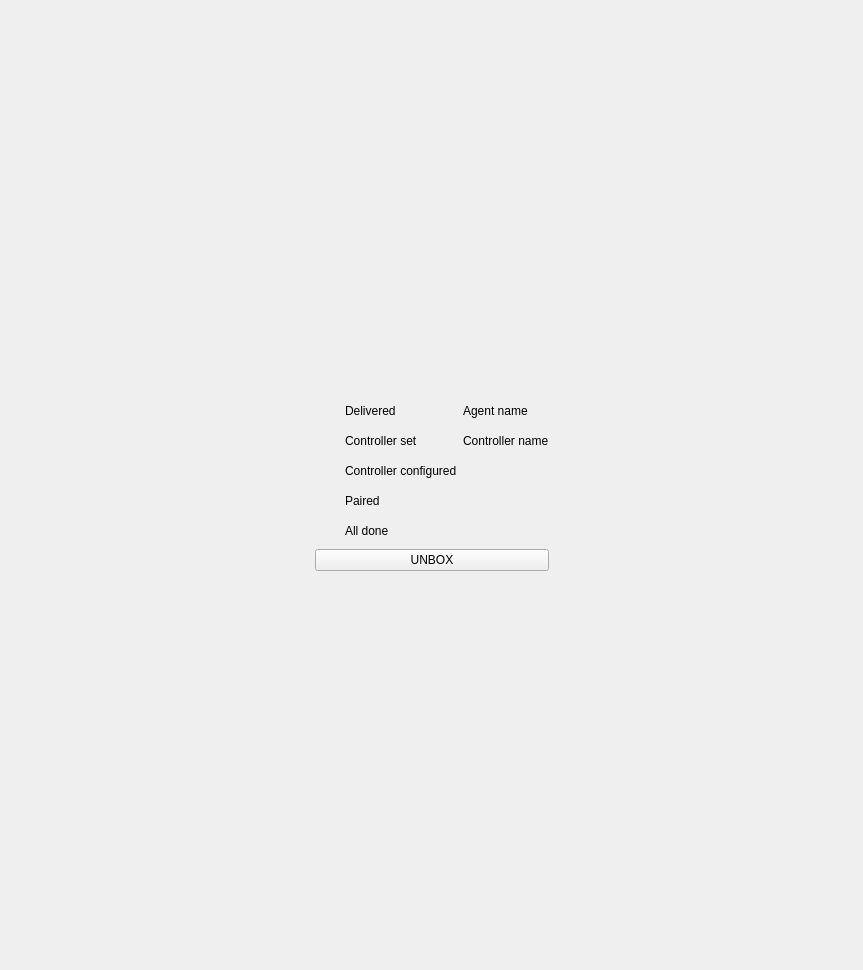
Above: src/libs/libagent/agent/AgentUnboxingWizard.ui from mrdeveloperdude/OctoMY before the change. Below: the same form after it.
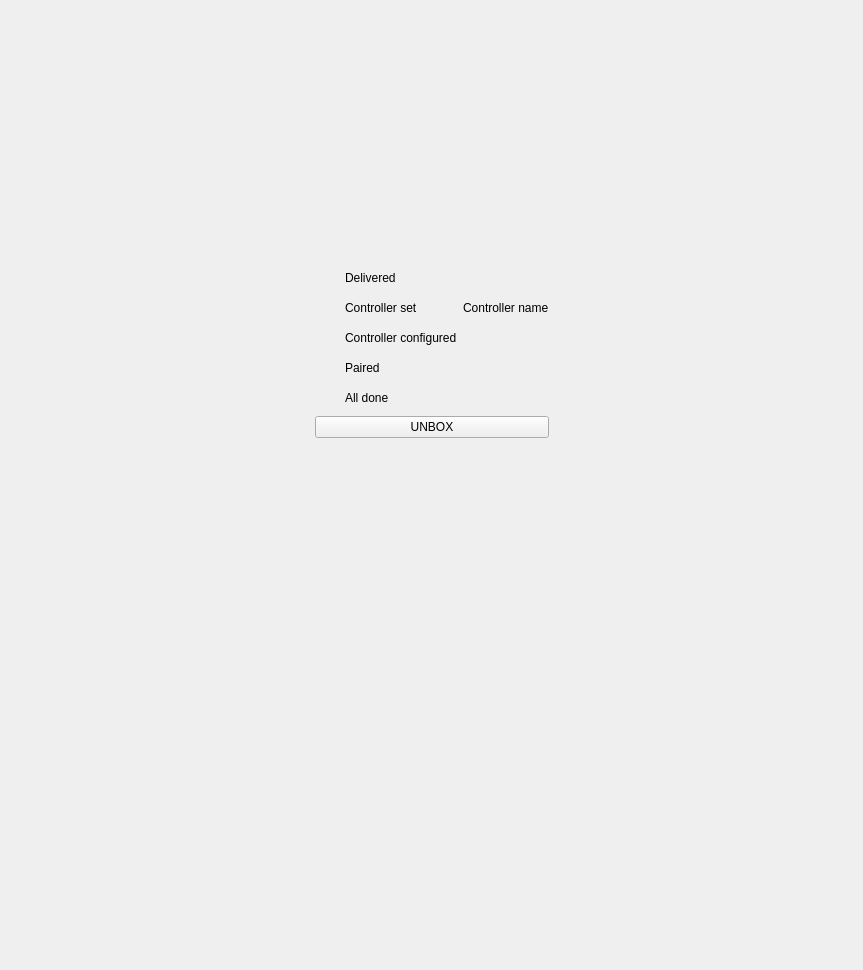
That is the form after the change. Custom widgets are drawn as their Qt base class.

```diff
--- a/src/libs/libagent/agent/AgentUnboxingWizard.ui
+++ b/src/libs/libagent/agent/AgentUnboxingWizard.ui
@@ -13,7 +13,19 @@
   <property name="windowTitle">
    <string>Form</string>
   </property>
-  <layout class="QGridLayout" name="gridLayout_2">
+  <layout class="QGridLayout" name="gridLayout_2" rowstretch="5,1,1,10">
+   <property name="leftMargin">
+    <number>0</number>
+   </property>
+   <property name="topMargin">
+    <number>0</number>
+   </property>
+   <property name="rightMargin">
+    <number>0</number>
+   </property>
+   <property name="bottomMargin">
+    <number>0</number>
+   </property>
    <item row="1" column="2">
     <spacer name="horizontalSpacer_2">
      <property name="orientation">
@@ -132,13 +144,6 @@
        </property>
       </widget>
      </item>
-     <item row="0" column="2">
-      <widget class="IdenticonLabel" name="labelAgentName">
-       <property name="text">
-        <string>Agent name</string>
-       </property>
-      </widget>
-     </item>
      <item row="0" column="1">
       <widget class="QLabel" name="labelDelivered">
        <property name="text">
@@ -154,14 +159,14 @@
       </widget>
      </item>
      <item row="4" column="1">
-      <widget class="QLabel" name="labelPaired">
+      <widget class="QLabel" name="labelAllDone">
        <property name="text">
         <string>All done</string>
        </property>
       </widget>
      </item>
      <item row="3" column="1">
-      <widget class="QLabel" name="labelPaired_2">
+      <widget class="QLabel" name="labelPaired">
        <property name="text">
         <string>Paired</string>
        </property>
@@ -187,7 +192,7 @@
   </customwidget>
   <customwidget>
    <class>IdenticonLabel</class>
-   <extends>QLabel</extends>
+   <extends>QWidget</extends>
    <header location="global">identity/IdenticonLabel.hpp</header>
   </customwidget>
  </customwidgets>
```
Left out of the diff: 11 changed lines with no effect on the pictures.
